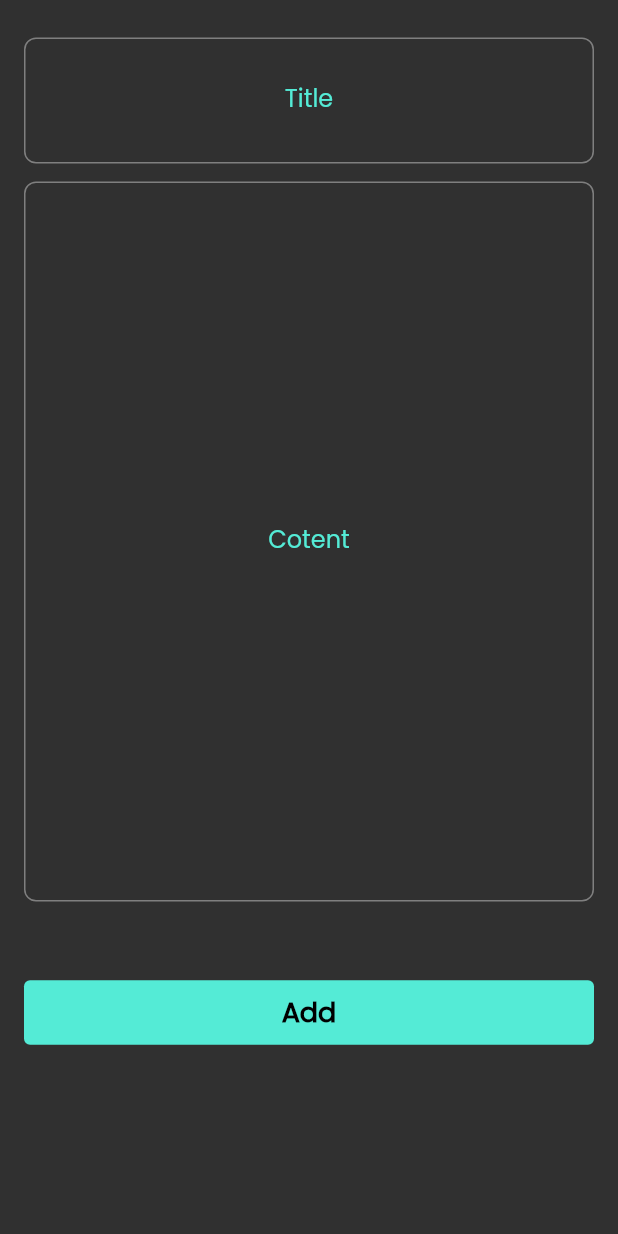
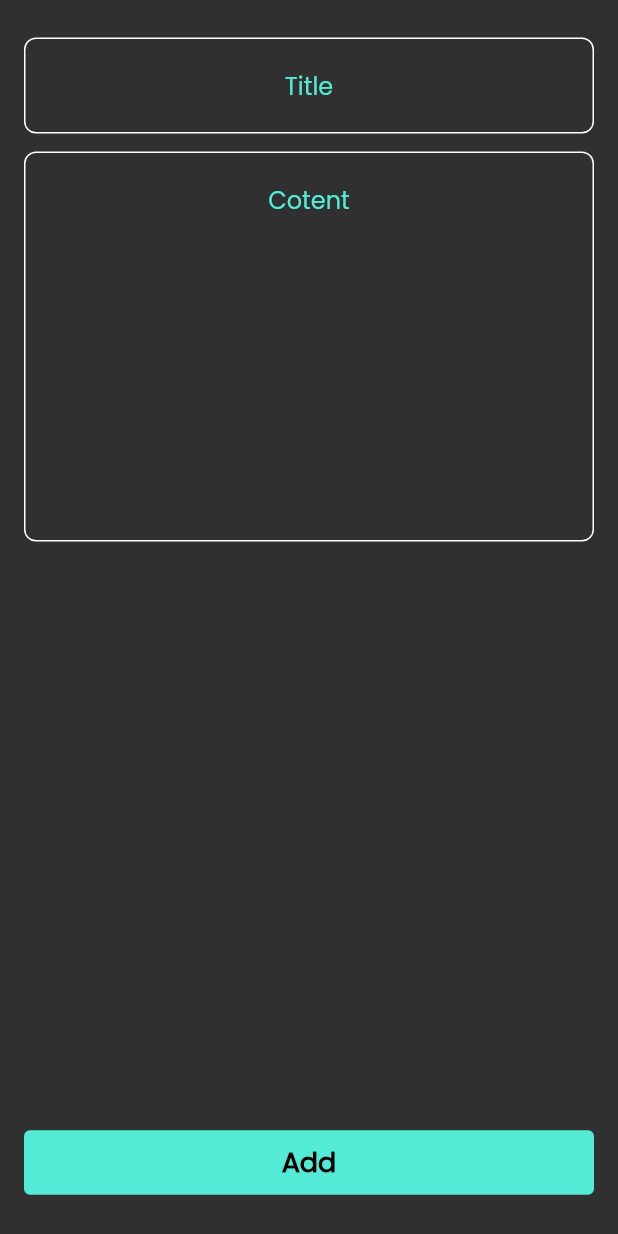
Before and after one commit to Awad-Safwat/notes_app, a Flutter app: the BottomSheetBody widget shown alone on an empty page, opened directly, on a phone screen of 412 x 824 dp. Run offline on Flutter 3.47's test engine with Material 2 defaults, Android fonts, the phone set to English and light mode, and no system bars.

Commit message:
refactored textField

```diff
--- a/lib/custome_widgets/bottomsheebody.dart
+++ b/lib/custome_widgets/bottomsheebody.dart
@@ -18,21 +18,17 @@ class BottomSheetBody extends StatelessWidget {
       child: Column(
         children: [
           CustomTextField(
-            minLines: 1,
-            maxLines: 2,
+            maxLines: 1,
             lableText: 'Title',
           ),
           SizedBox(
             height: 12,
           ),
           CustomTextField(
-            minLines: 10,
-            maxLines: 20,
+            maxLines: 10,
             lableText: 'Cotent',
           ),
-          SizedBox(
-            height: 50,
-          ),
+          Spacer(),
           CustomButton(),
         ],
       ),
--- a/lib/custome_widgets/custome_text_field.dart
+++ b/lib/custome_widgets/custome_text_field.dart
@@ -15,19 +15,25 @@ class CustomTextField extends StatelessWidget {
   @override
   Widget build(BuildContext context) {
     return TextField(
+      cursorColor: kPrimaryColor,
+      textAlign: TextAlign.center,
       maxLines: maxLines,
       decoration: InputDecoration(
-        label: Center(
-          child: Text(
-            lableText,
-            style: const TextStyle(
-              color: kPrimaryColor,
-            ),
+          hintText: lableText,
+          hintStyle: const TextStyle(
+            color: kPrimaryColor,
           ),
-        ),
-        border: OutlineInputBorder(
-          borderRadius: BorderRadius.circular(8),
-        ),
+          border: BuildCustomBorder(Colors.white),
+          enabledBorder: BuildCustomBorder(Colors.white),
+          focusedBorder: BuildCustomBorder(kPrimaryColor)),
+    );
+  }
+
+  OutlineInputBorder BuildCustomBorder(Color color) {
+    return OutlineInputBorder(
+      borderRadius: BorderRadius.circular(8),
+      borderSide: BorderSide(
+        color: color,
       ),
     );
   }
--- a/lib/custome_widgets/floating_action_button.dart
+++ b/lib/custome_widgets/floating_action_button.dart
@@ -1,8 +1,7 @@
 import 'package:flutter/material.dart';
 
 import 'bottomsheebody.dart';
-import 'custome_button.dart';
-import 'custome_text_field.dart';
+import '../constatns.dart';
 
 class CustomFloatingActionButton extends StatelessWidget {
   const CustomFloatingActionButton({
@@ -27,7 +26,7 @@ class CustomFloatingActionButton extends StatelessWidget {
             },
           );
         },
-        backgroundColor: const Color(0xFF54EBD6).withOpacity(1),
+        backgroundColor: kPrimaryColor.withOpacity(1),
         child: const Icon(
           Icons.add,
           size: 40,
```
